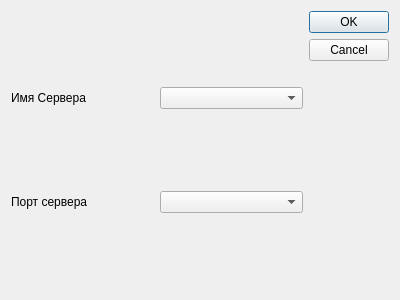
Qt form Nayda/serversettings.ui (Mar94oK/Nayda) before a commit.
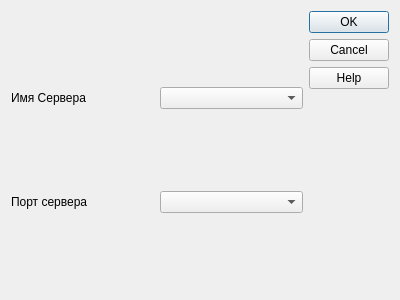
The same form after that commit.

Commit message: Add opening serversettings dialog and minor button refactoring.

```diff
--- a/Nayda/serversettings.ui
+++ b/Nayda/serversettings.ui
@@ -54,7 +54,7 @@
         <enum>Qt::Vertical</enum>
        </property>
        <property name="standardButtons">
-        <set>QDialogButtonBox::Cancel|QDialogButtonBox::Ok</set>
+        <set>QDialogButtonBox::Cancel|QDialogButtonBox::Help|QDialogButtonBox::Ok</set>
        </property>
       </widget>
      </item>
```
The commit also changes 1 other file.
